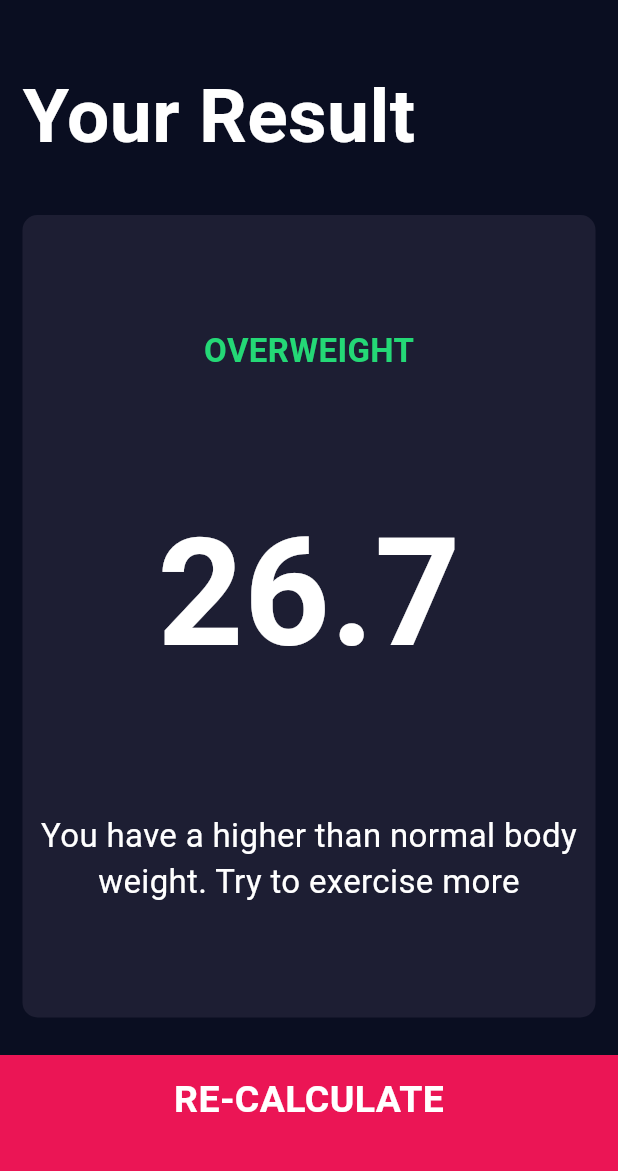
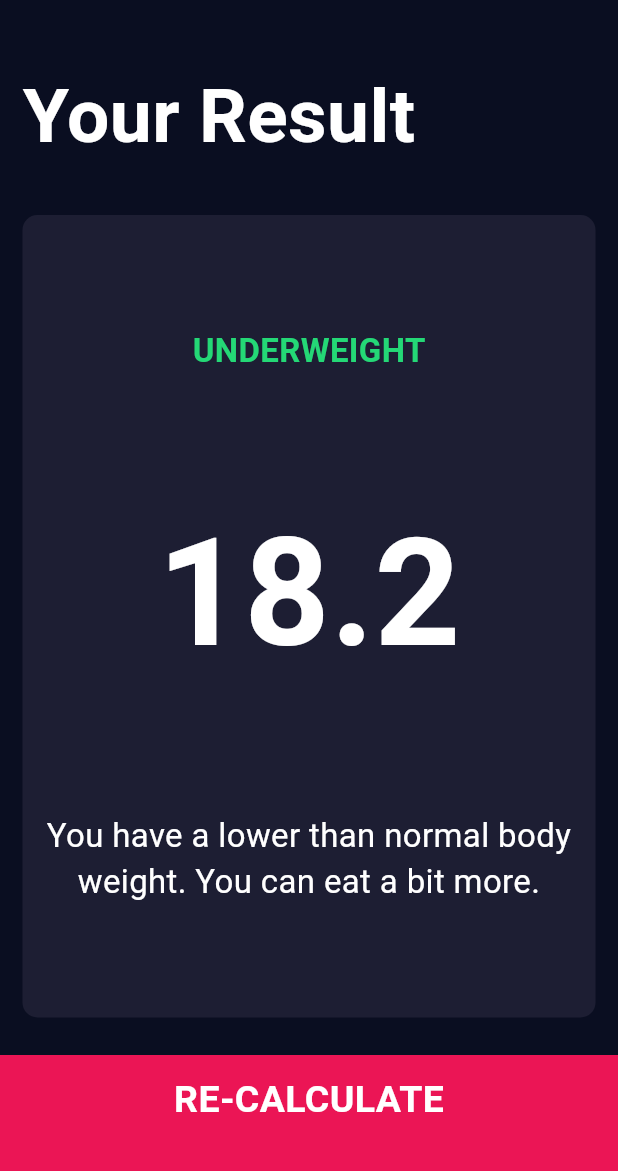
Before and after one commit to msjkee/BMICalculator, a Flutter app: the screen it shows after launch, after a tap on "CALCULATE", on a phone screen of 412 x 824 dp, the part 61-1232 px from its top. Run offline on Flutter 3.47's test engine with Material 3 defaults, Android fonts, the phone set to English and light mode, and no system bars; our stand-ins replace font_awesome_flutter.

Commit message:
BMI Calculator is finished

```diff
--- /dev/null
+++ b/lib/calculator_brain.dart
@@ -0,0 +1,35 @@
+import 'dart:math';
+
+class CalculatorBrain {
+  final int height;
+  final int weight;
+
+  CalculatorBrain({required this.height, required this.weight});
+
+  double? _bmi;
+
+  String calculateBMI() {
+    _bmi = weight / pow(height / 100, 2);
+    return _bmi!.toStringAsFixed(1);
+  }
+
+  String getResult() {
+    if (_bmi! >= 25) {
+      return 'Overweight';
+    } else if (_bmi! > 18.5) {
+      return 'Normal';
+    } else {
+      return 'Underweight';
+    }
+  }
+
+  String getInterpretation() {
+    if (_bmi! >= 25) {
+      return 'You have a higher than normal body weight. Try to exercise more.';
+    } else if (_bmi! > 18.5) {
+      return 'You have a normal body weight. Good job!';
+    } else {
+      return 'You have a lower than normal body weight. You can eat a bit more.';
+    }
+  }
+}
--- a/lib/input_page.dart
+++ b/lib/input_page.dart
@@ -7,6 +7,7 @@ import 'constants.dart';
 import 'results_page.dart';
 import 'bottom_button.dart';
 import 'round_icon_button.dart';
+import 'calculator_brain.dart';
 
 enum Gender {
   male,
@@ -209,8 +210,15 @@ class _InputPageState extends State<InputPage> {
           BottomButton(
             buttonTitle: 'CALCULATE',
             onTap: () {
+
+              CalculatorBrain calcBrain = new CalculatorBrain(height: height, weight: weight);
+
               Navigator.push(context,
-                MaterialPageRoute(builder: (context) => ResultsPage())
+                MaterialPageRoute(builder: (context) => ResultsPage(
+                  bmiResult: calcBrain.calculateBMI(),
+                  resultText: calcBrain.getResult(),
+                  interpretation: calcBrain.getInterpretation(),
+                ))
               );
             },
           )
--- a/lib/results_page.dart
+++ b/lib/results_page.dart
@@ -4,7 +4,11 @@ import 'package:flutter/material.dart';
 import 'bottom_button.dart';
 
 class ResultsPage extends StatelessWidget {
-  const ResultsPage({super.key});
+  final String bmiResult;
+  final String resultText;
+  final String interpretation;
+
+  ResultsPage({required this.bmiResult, required this.resultText, required this.interpretation});
 
   @override
   Widget build(BuildContext context) {
@@ -32,15 +36,15 @@ class ResultsPage extends StatelessWidget {
                 crossAxisAlignment: CrossAxisAlignment.center,
                 children: <Widget> [
                   Text(
-                    'OVERWEIGHT',
+                    resultText.toUpperCase(),
                     style: kResultTextStyle
                   ),
                   Text(
-                    '26.7',
+                    bmiResult,
                     style: kBMITextStyle
                   ),
                   Text(
-                    'You have a higher than normal body weight. Try to exercise more',
+                    interpretation,
                     style: kBodyTextStyle,
                     textAlign: TextAlign.center,
                   ),
```
